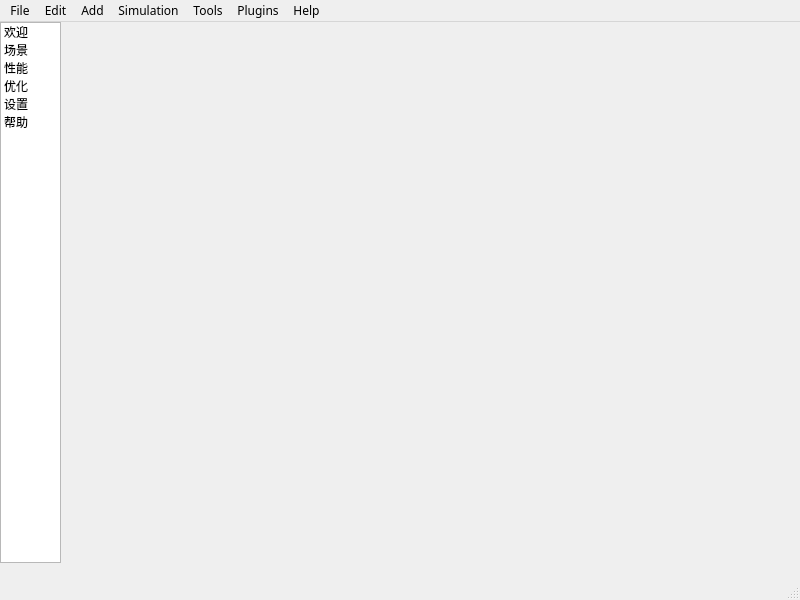
Above: mainwindow.ui from Gabriella9655/WLLS_Simulation_Platform before the change. Below: the same form after it.
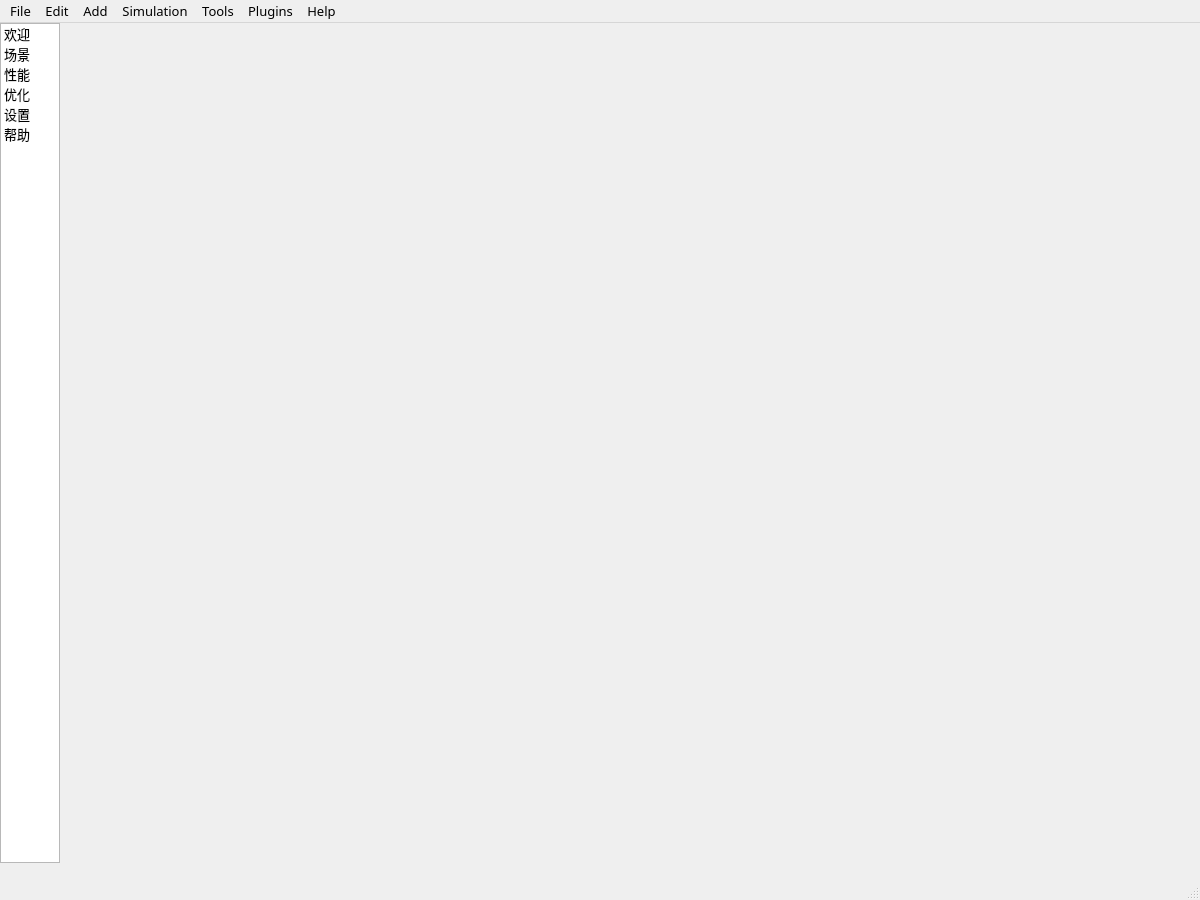
That is the form after the change. Icons and pictures are not drawn.

What changed in the file:
```diff
--- a/mainwindow.ui
+++ b/mainwindow.ui
@@ -6,8 +6,8 @@
    <rect>
     <x>0</x>
     <y>0</y>
-    <width>800</width>
-    <height>600</height>
+    <width>1200</width>
+    <height>900</height>
    </rect>
   </property>
   <property name="minimumSize">
@@ -18,7 +18,8 @@
   </property>
   <property name="font">
    <font>
-    <family>Adobe Devanagari</family>
+    <family>微软雅黑</family>
+    <pointsize>10</pointsize>
    </font>
   </property>
   <property name="windowTitle">
@@ -30,10 +31,55 @@
      <rect>
       <x>0</x>
       <y>0</y>
-      <width>61</width>
-      <height>541</height>
+      <width>60</width>
+      <height>840</height>
      </rect>
     </property>
+    <property name="sizePolicy">
+     <sizepolicy hsizetype="Fixed" vsizetype="Expanding">
+      <horstretch>0</horstretch>
+      <verstretch>0</verstretch>
+     </sizepolicy>
+    </property>
+    <property name="minimumSize">
+     <size>
+      <width>60</width>
+      <height>240</height>
+     </size>
+    </property>
+    <property name="maximumSize">
+     <size>
+      <width>60</width>
+      <height>16777215</height>
+     </size>
+    </property>
+    <property name="autoFillBackground">
+     <bool>false</bool>
+    </property>
+    <property name="flow">
+     <enum>QListView::TopToBottom</enum>
+    </property>
+    <property name="isWrapping" stdset="0">
+     <bool>false</bool>
+    </property>
+    <property name="resizeMode">
+     <enum>QListView::Fixed</enum>
+    </property>
+    <property name="layoutMode">
+     <enum>QListView::SinglePass</enum>
+    </property>
+    <property name="spacing">
+     <number>7</number>
+    </property>
+    <property name="viewMode">
+     <enum>QListView::IconMode</enum>
+    </property>
+    <property name="uniformItemSizes">
+     <bool>false</bool>
+    </property>
+    <property name="wordWrap">
+     <bool>false</bool>
+    </property>
     <item>
      <property name="text">
       <string>欢迎</string>
@@ -98,17 +144,36 @@
    <widget class="QStackedWidget" name="stackedWidget">
     <property name="geometry">
      <rect>
-      <x>70</x>
+      <x>60</x>
       <y>0</y>
-      <width>721</width>
-      <height>531</height>
+      <width>1140</width>
+      <height>840</height>
      </rect>
     </property>
+    <property name="sizePolicy">
+     <sizepolicy hsizetype="Preferred" vsizetype="Preferred">
+      <horstretch>0</horstretch>
+      <verstretch>0</verstretch>
+     </sizepolicy>
+    </property>
+    <property name="minimumSize">
+     <size>
+      <width>340</width>
+      <height>240</height>
+     </size>
+    </property>
+    <property name="maximumSize">
+     <size>
+      <width>16777215</width>
+      <height>16777215</height>
+     </size>
+    </property>
+    <property name="autoFillBackground">
+     <bool>true</bool>
+    </property>
     <property name="currentIndex">
      <number>0</number>
     </property>
-    <widget class="QWidget" name="page"/>
-    <widget class="QWidget" name="page_2"/>
    </widget>
   </widget>
   <widget class="QMenuBar" name="menubar">
@@ -116,11 +181,11 @@
     <rect>
      <x>0</x>
      <y>0</y>
-     <width>800</width>
-     <height>26</height>
+     <width>1200</width>
+     <height>29</height>
     </rect>
    </property>
-   <widget class="QMenu" name="menu">
+   <widget class="QMenu" name="fileMeu">
     <property name="title">
      <string>File</string>
     </property>
@@ -134,19 +199,19 @@
     <addaction name="separator"/>
     <addaction name="actionQuit"/>
    </widget>
-   <widget class="QMenu" name="menu_2">
+   <widget class="QMenu" name="editMenu">
     <property name="title">
      <string>Edit</string>
     </property>
     <addaction name="actionUndo"/>
     <addaction name="actionRedo"/>
    </widget>
-   <widget class="QMenu" name="menu_3">
+   <widget class="QMenu" name="addMenu">
     <property name="title">
      <string>Add</string>
     </property>
    </widget>
-   <widget class="QMenu" name="menu_4">
+   <widget class="QMenu" name="simulationMenu">
     <property name="title">
      <string>Simulation</string>
     </property>
@@ -154,30 +219,30 @@
     <addaction name="actionSuspend"/>
     <addaction name="actionStop"/>
    </widget>
-   <widget class="QMenu" name="menu_5">
+   <widget class="QMenu" name="toolsMenu">
     <property name="title">
      <string>Tools</string>
     </property>
    </widget>
-   <widget class="QMenu" name="menu_6">
+   <widget class="QMenu" name="pluginsMenu">
     <property name="title">
      <string>Plugins</string>
     </property>
    </widget>
-   <widget class="QMenu" name="menu_7">
+   <widget class="QMenu" name="helpMenu">
     <property name="title">
      <string>Help</string>
     </property>
     <addaction name="actionHelp_Topics"/>
     <addaction name="actionAbout_Us"/>
    </widget>
-   <addaction name="menu"/>
-   <addaction name="menu_2"/>
-   <addaction name="menu_3"/>
-   <addaction name="menu_4"/>
-   <addaction name="menu_5"/>
-   <addaction name="menu_6"/>
-   <addaction name="menu_7"/>
+   <addaction name="fileMeu"/>
+   <addaction name="editMenu"/>
+   <addaction name="addMenu"/>
+   <addaction name="simulationMenu"/>
+   <addaction name="toolsMenu"/>
+   <addaction name="pluginsMenu"/>
+   <addaction name="helpMenu"/>
   </widget>
   <widget class="QStatusBar" name="statusbar"/>
   <action name="actionNew">
```
Left out of the diff: 4 changed lines with no effect on the pictures.
